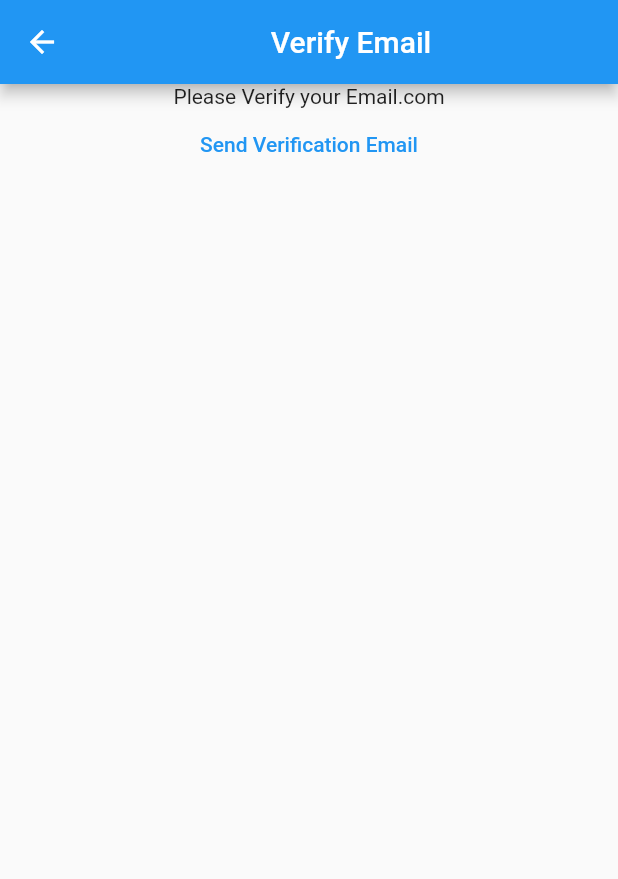
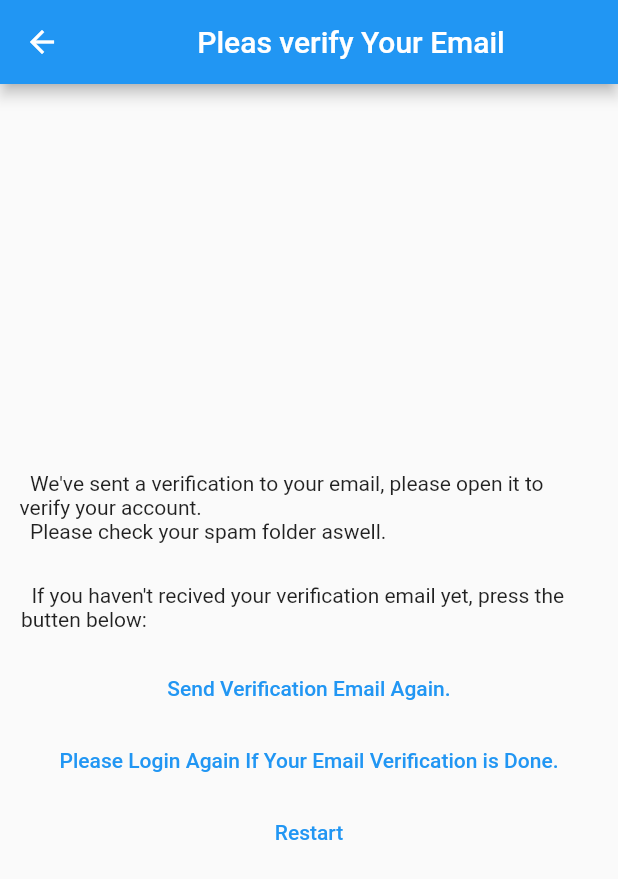
Before and after one commit to a-endari/mynotes, a Flutter app: the VerifiedEmailView screen opened by its route, on a phone screen of 412 x 824 dp. Shown: the top 879 px of the screen. Run offline on Flutter 3.47's test engine with Material 2 defaults, Android fonts, the phone set to English and light mode, and no system bars; our stand-ins replace firebase_auth, firebase_core; accounts and stored records are empty; generated files the repository leaves out were written again; network calls fail.

```diff
--- a/lib/main.dart
+++ b/lib/main.dart
@@ -98,6 +98,8 @@ class _NotesViewState extends State<NotesView> {
                   devtools.log(shouldLogout.toString());
                   if (shouldLogout) {
                     await FirebaseAuth.instance.signOut();
+                    if (!mounted) return;
+
                     Navigator.of(context)
                         .pushNamedAndRemoveUntil(loginRoute, (route) => false);
                   }
--- a/lib/views/verify_email_view.dart
+++ b/lib/views/verify_email_view.dart
@@ -15,26 +15,53 @@ class _VerifiedEmailViewState extends State<VerifiedEmailView> {
     return Scaffold(
       appBar: AppBar(
         title: const Center(
-          child: Text("Verify Email"),
+          child: Text("Pleas verify Your Email"),
         ),
       ),
-      body: Column(children: [
-        const Center(
-          child: Text("Please Verify your Email.com"),
+      body: Column(
+        mainAxisAlignment: MainAxisAlignment.center,
+        children: [
+          const Padding(
+            padding: EdgeInsets.all(13.0),
+            child: Text(
+                "  We've sent a verification to your email, please open it to verify your account.\n  Please check your spam folder aswell."),
+          ),
+          const Padding(
+            padding: EdgeInsets.all(14.0),
+            child: Text(
+                "  If you haven't recived your verification email yet, press the butten below:"),
           ),
           TextButton(
             onPressed: () async {
-            final user = FirebaseAuth.instance.currentUser;
-            await user?.sendEmailVerification();
-
+              await FirebaseAuth.instance.currentUser?.sendEmailVerification();
               await FirebaseAuth.instance.signOut();
-
+              if (!mounted) return;
               Navigator.of(context)
                   .pushNamedAndRemoveUntil(loginRoute, (route) => false);
             },
-          child: const Text("Send Verification Email"),
-        )
-      ]),
+            child: const Text("Send Verification Email Again."),
+          ),
+          TextButton(
+            onPressed: () async {
+              await FirebaseAuth.instance.signOut();
+              if (!mounted) return;
+              Navigator.of(context)
+                  .pushNamedAndRemoveUntil(loginRoute, (route) => false);
+            },
+            child: const Text(
+                "Please Login Again If Your Email Verification is Done."),
+          ),
+          TextButton(
+            onPressed: () async {
+              await FirebaseAuth.instance.signOut();
+              if (!mounted) return;
+              Navigator.of(context)
+                  .pushNamedAndRemoveUntil(registerRoute, (route) => false);
+            },
+            child: const Text("Restart"),
+          ),
+        ],
+      ),
     );
   }
 }
```
Also changed, not shown: lib/views/login_view.dart (+13 -5 lines), lib/views/register_view.dart (+29 -8 lines). Lines whose indentation alone changed are shown as unchanged.
